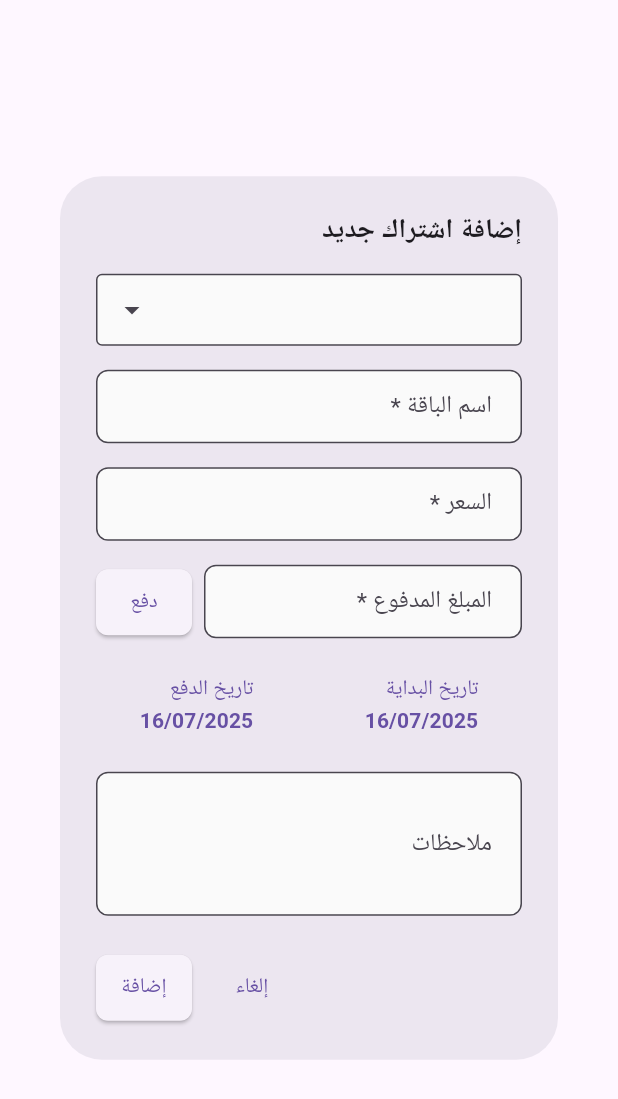
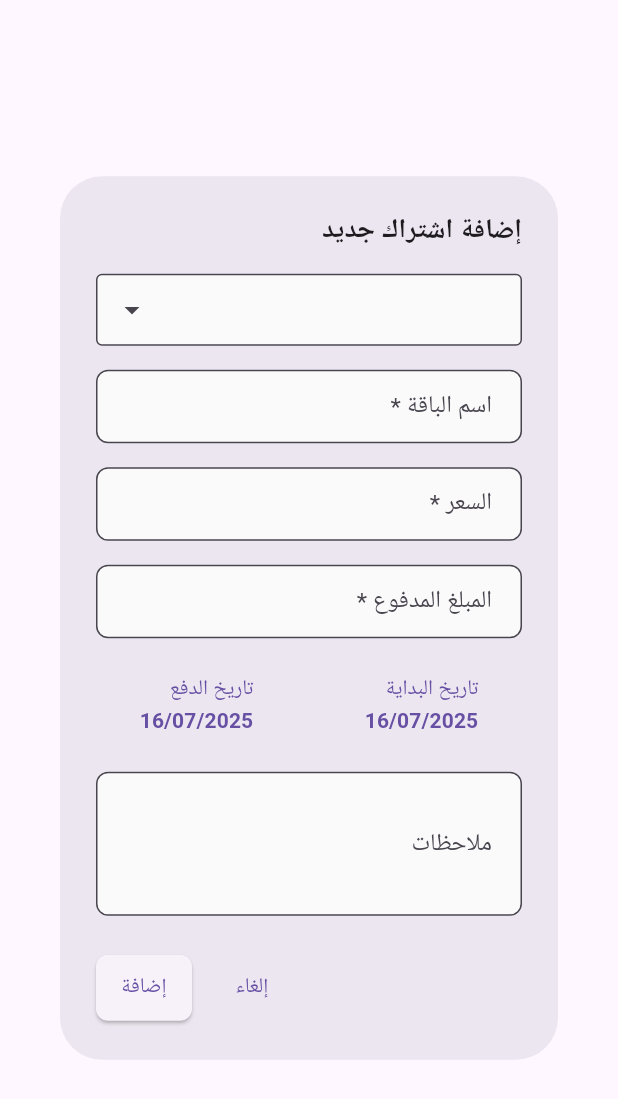
Before and after one commit to aalitariq44/store_management_ali, a Flutter app: the InternetForm widget shown alone on an empty page, opened directly, on a phone screen of 412 x 824 dp. Shown: the top 1099 px of the screen. Run offline on Flutter 3.47's test engine with Material 3 defaults, Android fonts, the phone set to English and light mode, and no system bars; drawn by our look-alikes of dropdown_search; our stand-ins replace sqflite_common_ffi; accounts and stored records are empty; Roboto replaces fonts that are missing (Arial).

Commit message:
تعديلات

```diff
--- a/lib/widgets/internet_form.dart
+++ b/lib/widgets/internet_form.dart
@@ -243,11 +243,7 @@ class _InternetFormState extends State<InternetForm> {
                   },
                 ),
                 const SizedBox(height: 16),
-                Row(
-                  crossAxisAlignment: CrossAxisAlignment.end,
-                  children: [
-                    Expanded(
-                      child: TextFormField(
+                TextFormField(
                   controller: _paidAmountController,
                   decoration: const InputDecoration(
                     labelText: 'المبلغ المدفوع *',
@@ -269,18 +265,6 @@ class _InternetFormState extends State<InternetForm> {
                     }
                     return null;
                   },
-                      ),
-                    ),
-                    const SizedBox(width: 8),
-                    ElevatedButton(
-                      onPressed: () {
-                        setState(() {
-                          _paidAmountController.text = _priceController.text;
-                        });
-                      },
-                      child: const Text('دفع'),
-                    ),
-                  ],
                 ),
                 const SizedBox(height: 16),
                 Row(
```
Also changed, not shown: lib/screens/internet_screen.dart (+18 -4 lines). Lines whose indentation alone changed are shown as unchanged.
